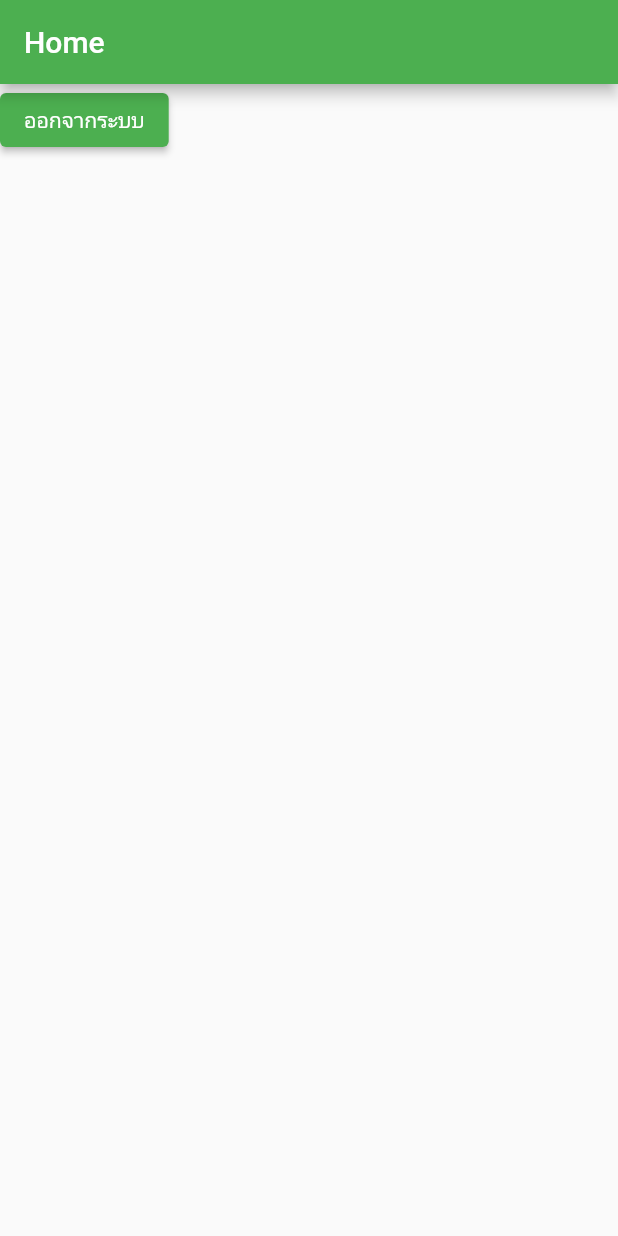
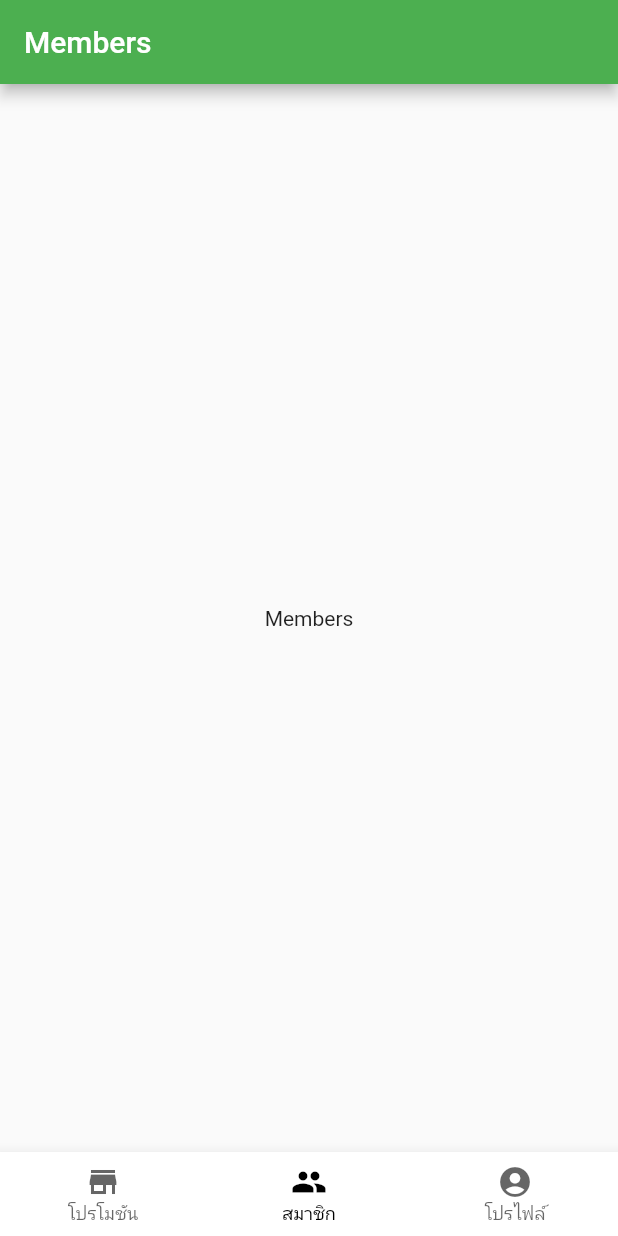
Before and after one commit to ZoNew/Flutter_CollectingPoints, a Flutter app: the HomeScreen screen opened directly, on a phone screen of 412 x 824 dp. Run offline on Flutter 3.47's test engine with Material 2 defaults, Android fonts, the phone set to English and light mode, and no system bars; our stand-ins replace fluttertoast, form_field_validator.

Commit message:
Created BottomNavigationBar
Promotion, Member, Profile

nothing

```diff
--- a/lib/screen/home.dart
+++ b/lib/screen/home.dart
@@ -1,6 +1,9 @@
 import 'package:flutter/material.dart';
 import 'package:fluttertoast/fluttertoast.dart';
 import 'package:test_point_system/screen/login.dart';
+import 'package:test_point_system/screen/member.dart';
+import 'package:test_point_system/screen/profile.dart';
+import 'package:test_point_system/screen/promotion.dart';
 
 class HomeScreen extends StatefulWidget {
   const HomeScreen({Key? key}) : super(key: key);
@@ -10,35 +13,56 @@ class HomeScreen extends StatefulWidget {
 }
 
 class _HomeScreenState extends State<HomeScreen> {
-  int _currentIndex = 0; // default page
+
+  List<BottomNavigationBarItem> _menuBar
+  = <BottomNavigationBarItem>[
+    BottomNavigationBarItem(
+      label: 'โปรโมชัน',
+      icon: Icon(Icons.store),
+    ),
+    BottomNavigationBarItem(
+      label: 'สมาชิก',
+      icon: Icon(Icons.people),
+    ),
+    BottomNavigationBarItem(
+      label: 'โปรไฟล์',
+      icon: Icon(Icons.account_circle),
+    ),
+  ];
+
+
+  int _currentIndex = 1; // default page
 
   @override
   Widget build(BuildContext context) {
-/*    final List<Widget> _children = [
-      StorePage(),
-      RewardPage(),
-      AccountPage(),
-
-    ];*/
+    final colorScheme = Theme
+        .of(context)
+        .colorScheme;
+    final textTheme = Theme
+        .of(context)
+        .textTheme;
+    final List<Widget> _children = [
+      PromotionScreen(),
+      MembersScreen(),
+      ProfileScreen(),
+    ];
 
     return Scaffold(
-      appBar: AppBar(
-        title: Text("Home"),
-      ),
-      body: ElevatedButton(
-        onPressed: () {
-          Fluttertoast.showToast(
-            msg: "ออกจากระบบเรียบร้อยแล้ว",
-            gravity: ToastGravity.BOTTOM,
-          );
-          Navigator.pushReplacement(
-            context,
-            MaterialPageRoute(builder: (context) {
-              return LoginScreen();
-            }),
-          );
-        },
-        child: Text("ออกจากระบบ"),
+      body: _children[_currentIndex]
+      ,
+      bottomNavigationBar: BottomNavigationBar(
+          type: BottomNavigationBarType.fixed,
+          currentIndex: _currentIndex,
+          backgroundColor: colorScheme.surface,
+          selectedItemColor: colorScheme.onSurface,
+          unselectedItemColor: colorScheme.onSurface.withOpacity(.60),
+          selectedLabelStyle: textTheme.caption,
+          unselectedLabelStyle: textTheme.caption,
+          onTap: (value) {
+            // Respond to item press.
+            setState(() => _currentIndex = value);
+          },
+          items: _menuBar
       ),
     );
   }
--- /dev/null
+++ b/lib/screen/member.dart
@@ -0,0 +1,22 @@
+import 'package:flutter/material.dart';
+
+class MembersScreen extends StatefulWidget {
+  const MembersScreen({Key? key}) : super(key: key);
+
+  @override
+  _MembersScreenState createState() => _MembersScreenState();
+}
+
+class _MembersScreenState extends State<MembersScreen> {
+  @override
+  Widget build(BuildContext context) {
+    return Scaffold(
+      appBar: AppBar(
+        title: Text("Members"),
+      ),
+      body: Center(
+        child: Text("Members"),
+      ),
+    );
+  }
+}
--- a/lib/screen/register.dart
+++ b/lib/screen/register.dart
@@ -59,6 +59,7 @@ class _RegisterScreenState extends State<RegisterScreen> {
                       validator: MultiValidator([
                         RequiredValidator(errorText: "กรุณาป้อน รหัสผ่าน"),
                       ]),
+                      obscureText: true,
                       keyboardType: TextInputType.number,
                     ),
                     SizedBox(
@@ -79,6 +80,7 @@ class _RegisterScreenState extends State<RegisterScreen> {
                         }
                         return null;
                       },
+                      obscureText: true,
                       keyboardType: TextInputType.number,
                       onSaved: (String? password) {
                         user.password = password;
@@ -127,6 +129,7 @@ class _RegisterScreenState extends State<RegisterScreen> {
                           if (formKey.currentState!.validate()) {
                             formKey.currentState!.save();
                             try {
+                              Fluttertoast.showToast(msg: "ลงทะเบียนเรีนยร้อย");
                               print("${user.name}, ${user.password}, ${user.email}, ${user.tel}, ${user.role}, ${user.usrCollect}");
                             Navigator.pushReplacement(
                                 context,
```
Also changed, not shown: lib/main.dart (+62 -4 lines), lib/screen/profile.dart (added, +37 -0 lines), lib/screen/promotion.dart (added, +21 -0 lines).
